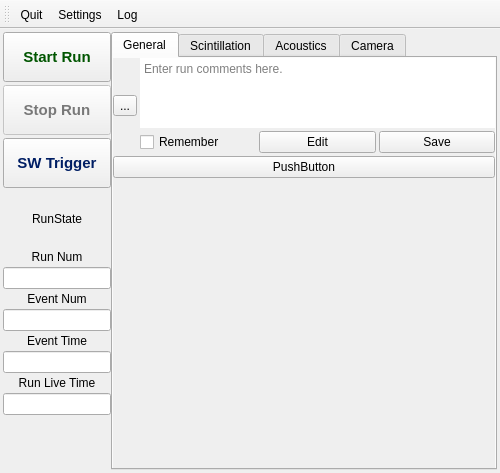
Above: ui/mainwindow.ui from SBC-Collaboration/SBC-RunControl before the change. Below: the same form after it.
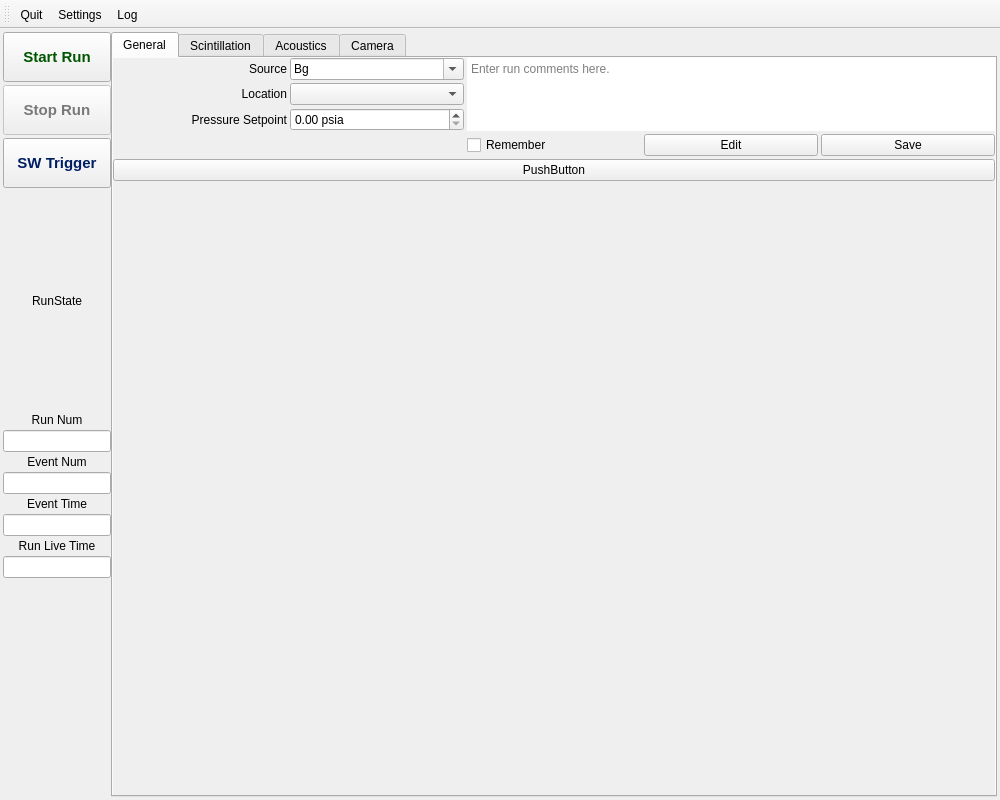
That is the form after the change. Icons and pictures are not drawn.

Commit message: Rearrange main window and settings. Add quit dialog window

Patch:
```diff
--- a/ui/mainwindow.ui
+++ b/ui/mainwindow.ui
@@ -6,8 +6,8 @@
    <rect>
     <x>0</x>
     <y>0</y>
-    <width>500</width>
-    <height>473</height>
+    <width>1000</width>
+    <height>800</height>
    </rect>
   </property>
   <property name="sizePolicy">
@@ -442,8 +442,8 @@
               <rect>
                <x>0</x>
                <y>0</y>
-               <width>346</width>
-               <height>402</height>
+               <width>846</width>
+               <height>729</height>
               </rect>
              </property>
              <layout class="QVBoxLayout" name="verticalLayout_8">
@@ -463,62 +463,133 @@
                <number>0</number>
               </property>
               <item>
-               <layout class="QHBoxLayout" name="horizontalLayout_5" stretch="0,0">
-                <property name="spacing">
-                 <number>3</number>
-                </property>
+               <layout class="QGridLayout" name="comment_grid" rowstretch="0,0,0,0,0,0">
                 <property name="sizeConstraint">
                  <enum>QLayout::SetDefaultConstraint</enum>
                 </property>
-                <property name="leftMargin">
-                 <number>0</number>
+                <property name="spacing">
+                 <number>3</number>
                 </property>
-                <property name="topMargin">
-                 <number>0</number>
-                </property>
-                <property name="rightMargin">
-                 <number>0</number>
-                </property>
-                <property name="bottomMargin">
-                 <number>0</number>
-                </property>
+                <item row="2" column="1">
+                 <widget class="QComboBox" name="source_box">
+                  <property name="editable">
+                   <bool>true</bool>
+                  </property>
+                  <item>
+                   <property name="text">
+                    <string>Bg</string>
+                   </property>
+                  </item>
+                  <item>
+                   <property name="text">
+                    <string>Cf-252</string>
+                   </property>
+                  </item>
                 <item>
-                 <widget class="QToolButton" name="toolButton">
                   <property name="text">
-                   <string>...</string>
-                  </property>
-                 </widget>
+                    <string>Co-57</string>
+                   </property>
                 </item>
                 <item>
-                 <layout class="QGridLayout" name="comment_grid" rowstretch="0,0">
-                  <property name="sizeConstraint">
-                   <enum>QLayout::SetDefaultConstraint</enum>
-                  </property>
-                  <property name="spacing">
-                   <number>3</number>
+                   <property name="text">
+                    <string>Cs-137</string>
+                   </property>
+                  </item>
+                 </widget>
+                </item>
+                <item row="3" column="1">
+                 <widget class="QComboBox" name="source_location_box"/>
+                </item>
+                <item row="3" column="0">
+                 <widget class="QLabel" name="source_location_label">
+                  <property name="sizePolicy">
+                   <sizepolicy hsizetype="Minimum" vsizetype="Minimum">
+                    <horstretch>0</horstretch>
+                    <verstretch>0</verstretch>
+                   </sizepolicy>
                   </property>
-                  <item row="1" column="2">
+                  <property name="font">
+                   <font>
+                    <kerning>true</kerning>
+                   </font>
+                  </property>
+                  <property name="text">
+                   <string>Location</string>
+                  </property>
+                  <property name="alignment">
+                   <set>Qt::AlignRight|Qt::AlignTrailing|Qt::AlignVCenter</set>
+                  </property>
+                  <property name="buddy">
+                   <cstring>max_ev_time_box</cstring>
+                  </property>
+                 </widget>
+                </item>
+                <item row="2" column="0">
+                 <widget class="QLabel" name="source_label">
+                  <property name="text">
+                   <string>Source</string>
+                  </property>
+                  <property name="alignment">
+                   <set>Qt::AlignRight|Qt::AlignTrailing|Qt::AlignVCenter</set>
+                  </property>
+                  <property name="buddy">
+                   <cstring>max_ev_time_box</cstring>
+                  </property>
+                 </widget>
+                </item>
+                <item row="5" column="4">
                    <widget class="QPushButton" name="save_comment_but">
                     <property name="text">
                      <string>Save</string>
                     </property>
                    </widget>
                   </item>
-                  <item row="1" column="0">
+                <item row="5" column="2">
                    <widget class="QCheckBox" name="comment_persist_box">
                     <property name="text">
                      <string>Remember</string>
                     </property>
                    </widget>
                   </item>
-                  <item row="1" column="1">
+                <item row="5" column="3">
                    <widget class="QPushButton" name="edit_comment_but">
                     <property name="text">
                      <string>Edit</string>
                     </property>
                    </widget>
                   </item>
-                  <item row="0" column="0" colspan="3">
+                <item row="4" column="0">
+                 <widget class="QLabel" name="pressure_setpoint_label">
+                  <property name="text">
+                   <string>Pressure Setpoint</string>
+                  </property>
+                  <property name="alignment">
+                   <set>Qt::AlignRight|Qt::AlignTrailing|Qt::AlignVCenter</set>
+                  </property>
+                  <property name="buddy">
+                   <cstring>max_ev_time_box</cstring>
+                  </property>
+                 </widget>
+                </item>
+                <item row="4" column="1">
+                 <widget class="QDoubleSpinBox" name="pressure_setpoint_box">
+                  <property name="font">
+                   <font>
+                    <kerning>true</kerning>
+                   </font>
+                  </property>
+                  <property name="frame">
+                   <bool>true</bool>
+                  </property>
+                  <property name="suffix">
+                   <string> psia</string>
+                  </property>
+                  <property name="maximum">
+                   <double>1000.000000000000000</double>
+                  </property>
+                 </widget>
+                </item>
+                <item row="2" column="2" rowspan="3" colspan="3">
                    <widget class="QPlainTextEdit" name="comment_edit">
                     <property name="sizePolicy">
                      <sizepolicy hsizetype="Preferred" vsizetype="Preferred">
@@ -547,6 +618,17 @@
                   </item>
                  </layout>
                 </item>
+              <item>
+               <layout class="QGridLayout" name="gridLayout_2" columnstretch="0,1,0,1">
+                <property name="topMargin">
+                 <number>0</number>
+                </property>
+                <property name="rightMargin">
+                 <number>0</number>
+                </property>
+                <property name="bottomMargin">
+                 <number>0</number>
+                </property>
                </layout>
               </item>
               <item>
@@ -643,8 +725,8 @@
               <rect>
                <x>0</x>
                <y>0</y>
-               <width>346</width>
-               <height>402</height>
+               <width>846</width>
+               <height>729</height>
               </rect>
              </property>
              <layout class="QVBoxLayout" name="verticalLayout_2">
```
Lines whose indentation alone changed are shown as unchanged. The commit also changes 6 other files.
